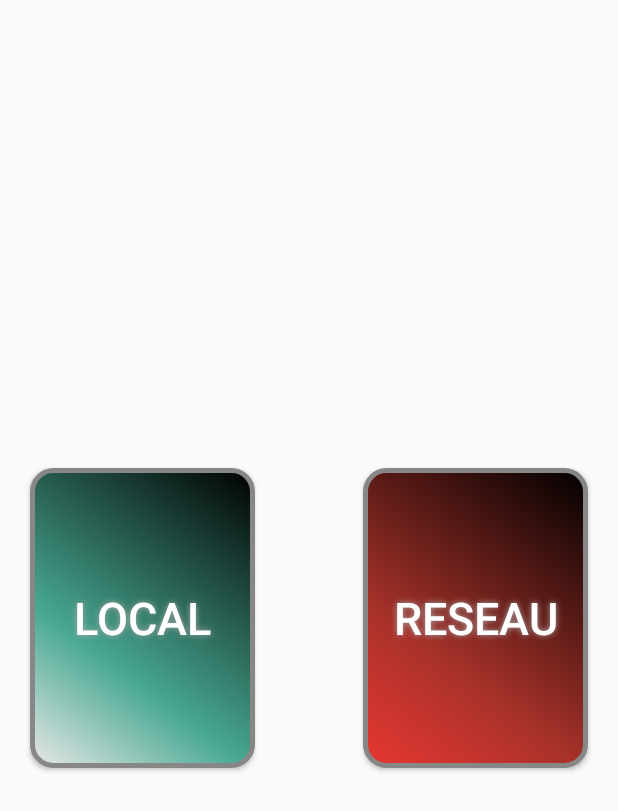
After one commit to kyushy/BarcodeBattlerMT, an Android app: the layout fragment_choice_fight.xml on its own in the app's theme, with its tools: preview values and no code run, on a phone screen of 412 x 824 dp. The commit adds this screen. Shown: the top 811 px of the screen. Run offline under Robolectric (Android 15) with nearby library versions, the phone set to English and light mode, and no system bars.

Commit message:
Choix type combat fragment

```diff
--- a/app/src/main/java/com/mbds/barcodebattlermt/activities/GameActivity.java
+++ b/app/src/main/java/com/mbds/barcodebattlermt/activities/GameActivity.java
@@ -1,5 +1,6 @@
 package com.mbds.barcodebattlermt.activities;
 
+import android.app.Fragment;
 import android.app.FragmentManager;
 import android.content.Intent;
 import android.net.Uri;
@@ -16,6 +17,7 @@
 import com.google.zxing.integration.android.IntentResult;
 import com.mbds.barcodebattlermt.R;
 import com.mbds.barcodebattlermt.fragments.BattleListFragment;
+import com.mbds.barcodebattlermt.fragments.ChoiceFightFragment;
 
 import org.json.JSONException;
 import org.json.JSONObject;
@@ -28,7 +30,7 @@
 
     private TextView mTextMessage;
     private FragmentManager manager;
-    private BattleListFragment fragment;
+    private Fragment fragment;
 
     private BottomNavigationView.OnNavigationItemSelectedListener mOnNavigationItemSelectedListener
             = new BottomNavigationView.OnNavigationItemSelectedListener() {
@@ -49,6 +51,8 @@
                     return true;
                 case R.id.navigation_fight:
                     mTextMessage.setText(R.string.title_fight);
+                    fragment = ChoiceFightFragment.newInstance("", "");
+                    manager.beginTransaction().replace(R.id.fragment_container, fragment).commit();
                     return true;
                 case R.id.navigation_monsters:
                     mTextMessage.setText(R.string.title_monsters);
--- /dev/null
+++ b/app/src/main/res/drawable/button_local_fight.xml
@@ -0,0 +1,28 @@
+<?xml version="1.0" encoding="utf-8"?>
+<shape xmlns:android="http://schemas.android.com/apk/res/android" android:shape="rectangle" >
+    <corners
+        android:radius="14dp"
+        />
+    <gradient
+        android:angle="45"
+        android:centerX="35%"
+        android:centerColor="#47A891"
+        android:startColor="#E8E8E8"
+        android:endColor="#000000"
+        android:type="linear"
+        />
+    <padding
+        android:left="0dp"
+        android:top="0dp"
+        android:right="0dp"
+        android:bottom="0dp"
+        />
+    <size
+        android:width="150dp"
+        android:height="200dp"
+        />
+    <stroke
+        android:width="3dp"
+        android:color="#878787"
+        />
+</shape>
--- /dev/null
+++ b/app/src/main/res/drawable/button_reseau_fight.xml
@@ -0,0 +1,28 @@
+<?xml version="1.0" encoding="utf-8"?>
+<shape xmlns:android="http://schemas.android.com/apk/res/android" android:shape="rectangle" >
+    <corners
+        android:radius="14dp"
+        />
+    <gradient
+        android:angle="45"
+        android:centerX="35%"
+        android:centerColor="#A8322A"
+        android:startColor="#E83731"
+        android:endColor="#000000"
+        android:type="linear"
+        />
+    <padding
+        android:left="0dp"
+        android:top="0dp"
+        android:right="0dp"
+        android:bottom="0dp"
+        />
+    <size
+        android:width="150dp"
+        android:height="200dp"
+        />
+    <stroke
+        android:width="3dp"
+        android:color="#878787"
+        />
+</shape>
--- /dev/null
+++ b/app/src/main/res/layout/fragment_choice_fight.xml
@@ -0,0 +1,50 @@
+<FrameLayout xmlns:android="http://schemas.android.com/apk/res/android"
+    xmlns:tools="http://schemas.android.com/tools"
+    android:layout_width="match_parent"
+    android:layout_height="match_parent"
+    tools:context="com.mbds.barcodebattlermt.fragments.ChoiceFightFragment">
+
+    <RelativeLayout
+        android:layout_width="match_parent"
+        android:layout_height="match_parent">
+
+        <Button
+            android:id="@+id/localfight_btn"
+
+            android:layout_width="wrap_content"
+            android:layout_height="200dp"
+            android:layout_alignParentStart="true"
+            android:layout_centerInParent="true"
+            android:layout_marginStart="20dp"
+            android:background="@drawable/button_local_fight"
+            android:shadowColor="#A8A8A8"
+            android:shadowDx="0"
+            android:shadowDy="0"
+            android:shadowRadius="5"
+            android:text="Local"
+            android:textColor="#FFFFFF"
+            android:textSize="30sp" />
+
+        <Button
+            android:id="@+id/reseaufight_btn"
+
+            android:text="Reseau"
+            android:textColor="#FFFFFF"
+            android:textSize="30sp"
+
+            android:layout_width="wrap_content"
+            android:layout_height="200dp"
+            android:layout_alignParentEnd="true"
+            android:layout_centerInParent="true"
+            android:layout_marginEnd="20dp"
+
+            android:background="@drawable/button_reseau_fight"
+            android:shadowColor="#A8A8A8"
+            android:shadowDx="0"
+            android:shadowDy="0"
+            android:shadowRadius="5" />
+
+
+    </RelativeLayout>
+
+</FrameLayout>
```
Also changed, not shown: app/src/main/java/com/mbds/barcodebattlermt/fragments/ChoiceFightFragment.java (added, +109 -0 lines).
